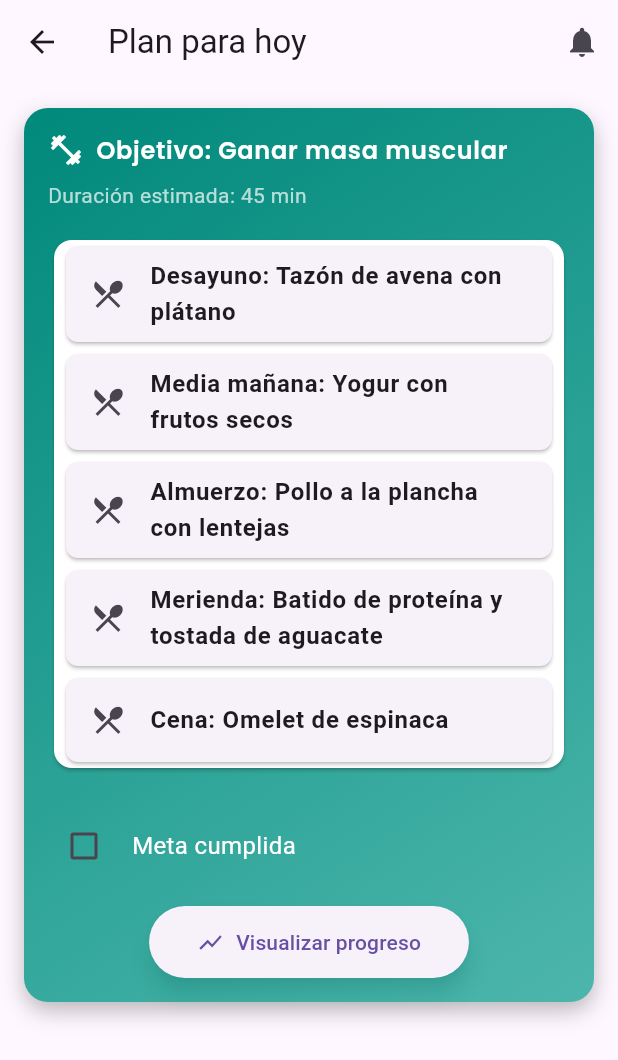
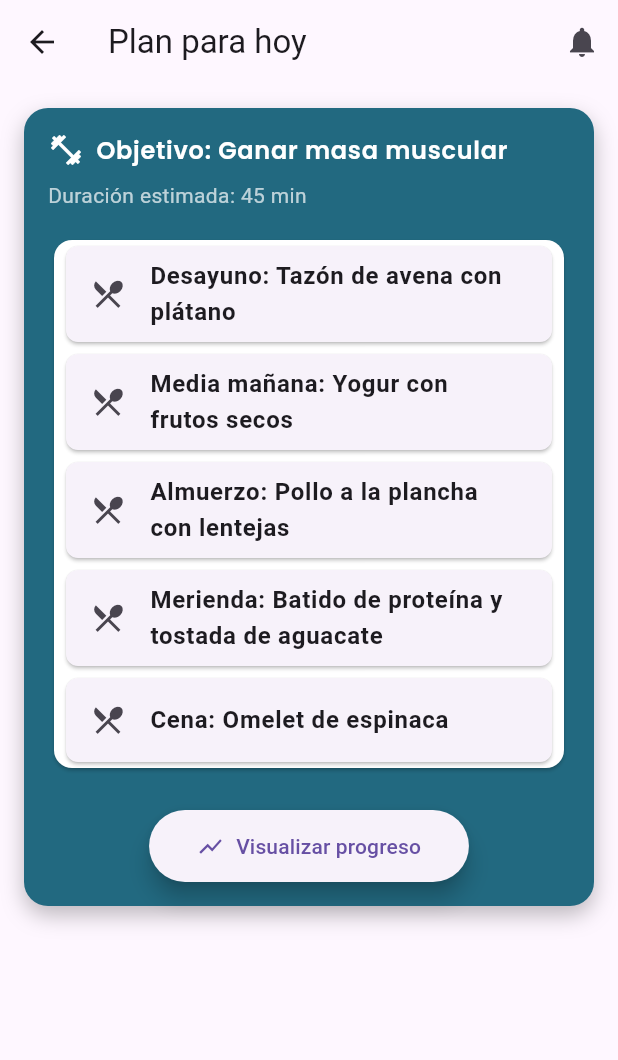
Before and after one commit to HabitsGo-ChfHeroes/habits_go_front, a Flutter app: the DailyPlanScreen screen opened by its route, on a phone screen of 412 x 824 dp. Shown: the top 1060 px of the screen. Run offline on Flutter 3.47's test engine with Material 3 defaults, Android fonts, the phone set to English and light mode, and no system bars; our stand-ins replace fl_chart, google_fonts, lottie.

Commit message:
remove checkbox and fix color

```diff
--- a/lib/screens/daily_plan_screen.dart
+++ b/lib/screens/daily_plan_screen.dart
@@ -28,8 +28,6 @@ class DailyPlanScreen extends StatefulWidget {
 }
 
 class _DailyPlanScreenState extends State<DailyPlanScreen> {
-  bool _isCompleted = false;
-
   // Datos estáticos de ejemplo para cada comida
   static const List<Meal> meals = [
   Meal(
@@ -106,14 +104,7 @@ Widget build(BuildContext context) {
       padding: const EdgeInsets.all(16.0),
       child: Container(
         decoration: BoxDecoration(
-          gradient: LinearGradient(
-            begin: Alignment.topLeft,
-            end: Alignment.bottomRight,
-            colors: [
-              Colors.teal.shade600,
-              Colors.teal.shade300,
-            ],
-          ),
+          color: Color(0xFF226980),
           borderRadius: BorderRadius.circular(16),
           boxShadow: [
             BoxShadow(
@@ -174,36 +165,15 @@ Widget build(BuildContext context) {
 
             const SizedBox(height: 24),
 
-            // Checkbox Meta cumplida
-            Row(
-              children: [
-                Checkbox(
-                  value: _isCompleted,
-                  onChanged: (value) {
-                    setState(() {
-                      _isCompleted = value ?? false;
-                    });
-                  },
-                ),
-                const SizedBox(width: 8),
-                const Text(
-                  'Meta cumplida',
-                  style: TextStyle(fontSize: 16, color: Colors.white),
-                ),
-              ],
-            ),
-            const SizedBox(height: 16),
-
             Center(
               child: ElevatedButton.icon(
                 icon: Icon(Icons.show_chart),
                 label: Text('Visualizar progreso'),
                 style: ElevatedButton.styleFrom(
                   padding: const EdgeInsets.symmetric(
-                      vertical: 14, horizontal: 32),
+                    vertical: 14, horizontal: 32),
                   shape: StadiumBorder(),
                   elevation: 6,
-                  shadowColor: Colors.teal.withOpacity(0.4),
                 ),
                 onPressed: () =>
                     Navigator.pushNamed(context, 'progress'),
```
